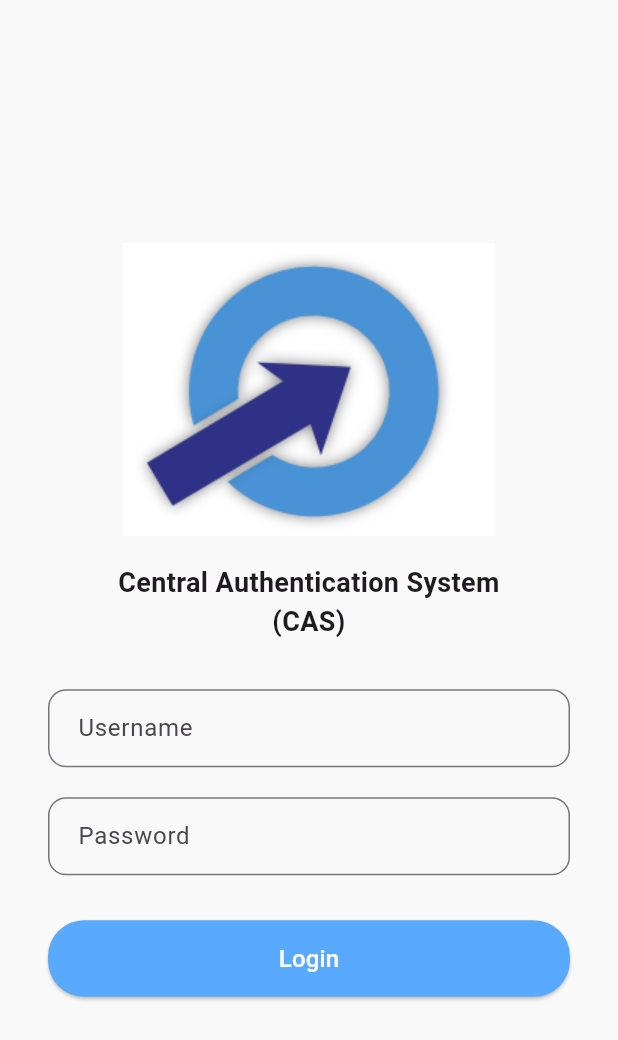
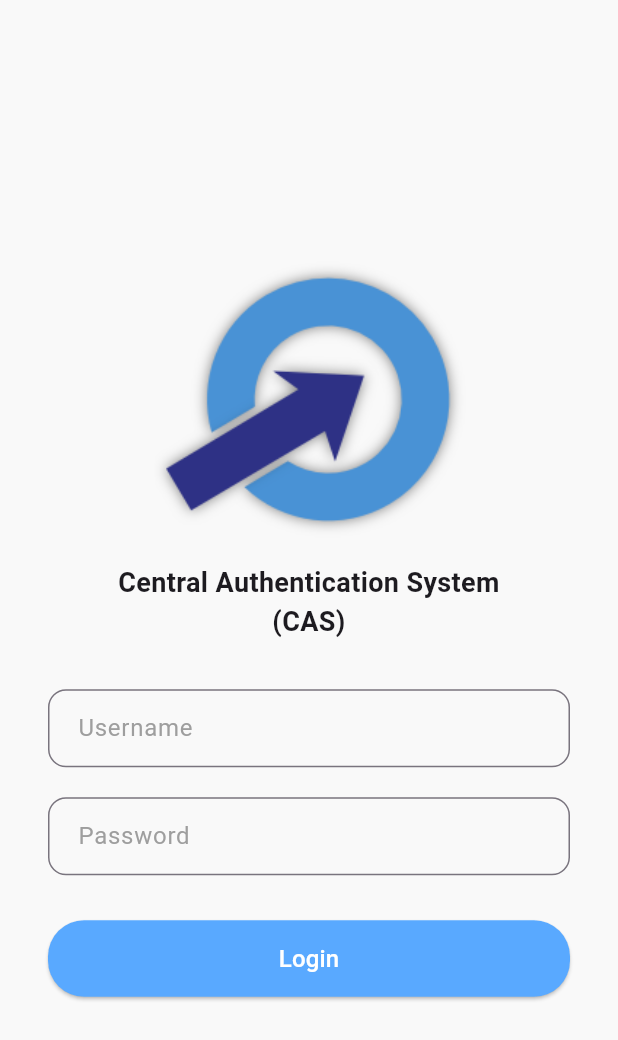
Before and after one commit to bilef23/MIS-bachelor-thesis-app, a Flutter app: the screen it shows after launch, after a tap on "Најава", on a phone screen of 412 x 824 dp. Shown: the top 1040 px of the screen. Run offline on Flutter 3.47's test engine with Material 3 defaults, Android fonts, the phone set to English and light mode, and no system bars; our stand-ins replace open_file, shared_preferences; accounts and stored records are empty; Roboto replaces fonts that are missing (SFProRounded).

Commit message:
Add disabled buttons and information for non existing documents, center and change icon in procedure, fix multiline navigation bar item texts, remove purple outline and purple text color for selected buttons for login and logout, improve CAS logo

```diff
--- a/lib/models/thesis.dart
+++ b/lib/models/thesis.dart
@@ -8,7 +8,7 @@ class Thesis {
   final String? date;
   final String? approvalStatus;
   final String? description;
-  final String fileUrl;
+  final String? fileUrl;
 
   Thesis({
     required this.title,
@@ -20,6 +20,6 @@ class Thesis {
     this.date,
     this.approvalStatus,
     this.description,
-    String? fileUrl,
-  }) : fileUrl = fileUrl ?? '$studentIndex.pdf';
+    this.fileUrl,
+  });
 }
--- a/lib/models/thesis_approval.dart
+++ b/lib/models/thesis_approval.dart
@@ -8,7 +8,7 @@ class ThesisApproval {
   final int creditsApplied;
   final int totalCredits;
   final bool isDocumentationAvailable;
-  final String fileUrl;
+  final String? fileUrl;
 
   ThesisApproval(
       {required this.index,
@@ -20,6 +20,5 @@ class ThesisApproval {
       required this.creditsApplied,
       required this.totalCredits,
       required this.isDocumentationAvailable,
-      String? fileUrl})
-      : fileUrl = fileUrl ?? '$index.pdf';
+      this.fileUrl});
 }
--- a/lib/screens/login_screen.dart
+++ b/lib/screens/login_screen.dart
@@ -1,5 +1,5 @@
 import 'package:flutter/material.dart';
-import '../services/authentication_service.dart'; // or authentication_service.dart
+import '../services/authentication_service.dart';
 import '../screens/thesis_process_screen.dart';
 
 class CasLoginScreen extends StatefulWidget {
@@ -26,7 +26,7 @@ class _CasLoginScreenState extends State<CasLoginScreen> {
       Navigator.pushAndRemoveUntil(
         context,
         MaterialPageRoute(builder: (_) => const ThesisProcessScreen()),
-            (route) => false,
+        (route) => false,
       );
     } catch (e) {
       ScaffoldMessenger.of(context).showSnackBar(
@@ -48,7 +48,7 @@ class _CasLoginScreenState extends State<CasLoginScreen> {
             mainAxisAlignment: MainAxisAlignment.center,
             children: [
               Image.asset(
-                'assets/images/cas_logo.png', // Replace with your logo
+                'assets/images/cas_logo.png',
                 height: 200,
               ),
               const SizedBox(height: 16),
@@ -58,32 +58,45 @@ class _CasLoginScreenState extends State<CasLoginScreen> {
                 style: TextStyle(fontWeight: FontWeight.w600, fontSize: 18),
               ),
               const SizedBox(height: 32),
-
               TextField(
                 controller: _usernameController,
                 decoration: InputDecoration(
                   labelText: 'Username',
+                  labelStyle: const TextStyle(color: Colors.grey),
+                  floatingLabelStyle: const TextStyle(color: Colors.grey),
                   border: OutlineInputBorder(
                     borderRadius: BorderRadius.circular(12),
+                    borderSide: const BorderSide(color: Colors.grey),
                   ),
-                  contentPadding: const EdgeInsets.symmetric(horizontal: 16, vertical: 14),
+                  focusedBorder: OutlineInputBorder(
+                    borderRadius: BorderRadius.circular(12),
+                    borderSide: const BorderSide(color: Colors.grey),
+                  ),
+                  contentPadding:
+                      const EdgeInsets.symmetric(horizontal: 16, vertical: 14),
                 ),
               ),
               const SizedBox(height: 20),
-
               TextField(
                 controller: _passwordController,
                 obscureText: true,
                 decoration: InputDecoration(
                   labelText: 'Password',
+                  labelStyle: const TextStyle(color: Colors.grey),
+                  floatingLabelStyle: const TextStyle(color: Colors.grey),
                   border: OutlineInputBorder(
                     borderRadius: BorderRadius.circular(12),
+                    borderSide: const BorderSide(color: Colors.grey),
                   ),
-                  contentPadding: const EdgeInsets.symmetric(horizontal: 16, vertical: 14),
+                  focusedBorder: OutlineInputBorder(
+                    borderRadius: BorderRadius.circular(12),
+                    borderSide: const BorderSide(color: Colors.grey),
+                  ),
+                  contentPadding:
+                      const EdgeInsets.symmetric(horizontal: 16, vertical: 14),
                 ),
               ),
               const SizedBox(height: 30),
-
               SizedBox(
                 width: double.infinity,
                 child: ElevatedButton(
@@ -98,9 +111,9 @@ class _CasLoginScreenState extends State<CasLoginScreen> {
                   child: _isLoading
                       ? const CircularProgressIndicator(color: Colors.white)
                       : const Text(
-                    'Login',
-                    style: TextStyle(fontSize: 16, color: Colors.white),
-                  ),
+                          'Login',
+                          style: TextStyle(fontSize: 16, color: Colors.white),
+                        ),
                 ),
               ),
             ],
--- a/lib/screens/thesis_process_details_screen.dart
+++ b/lib/screens/thesis_process_details_screen.dart
@@ -3,7 +3,6 @@ import '../models/thesis_step.dart';
 import '../widgets/app_header.dart';
 import '../widgets/bottom_nav_bar.dart';
 import '../utils/navigation_helper.dart';
-import '../services/authentication_service.dart'; // if needed
 
 class ThesisStepDetailScreen extends StatelessWidget {
   final ThesisStep step;
--- a/lib/services/thesis_approval_service.dart
+++ b/lib/services/thesis_approval_service.dart
@@ -13,7 +13,7 @@ class ThesisApprovalService {
           creditsApplied: 240,
           totalCredits: 240,
           isDocumentationAvailable: true,
-      ),
+          fileUrl: "211097.pdf"),
       ThesisApproval(
         index: '211079',
         studentName: 'Тамара Стојанова',
--- a/lib/services/thesis_download_service.dart
+++ b/lib/services/thesis_download_service.dart
@@ -12,7 +12,6 @@ class ThesisDownloadService {
       final tempPath = '${directory.path}/$fileName';
 
       final file = File(tempPath);
-      print(tempPath);
 
       await file.writeAsBytes(data.buffer.asUint8List());
       await OpenFile.open(tempPath);
--- a/lib/services/thesis_list_service.dart
+++ b/lib/services/thesis_list_service.dart
@@ -29,7 +29,7 @@ class ThesisListService {
         approvalStatus: "Одобрена",
         description:
             "Проект за анализа на генеративни модели за создавање на слики, со посебен фокус на DALL·E и Midjourney.",
-        fileUrl: null,
+        fileUrl: "211097.pdf",
       ),
       Thesis(
         title:
--- a/lib/widgets/app_header.dart
+++ b/lib/widgets/app_header.dart
@@ -45,7 +45,7 @@ class _AppHeaderState extends State<AppHeader> {
     );
 
     if (result == true) {
-      await _loadUser(); // Reload user after successful login
+      await _loadUser();
     }
   }
 
@@ -91,6 +91,9 @@ class _AppHeaderState extends State<AppHeader> {
                           onPressed: _handleLogout,
                           icon: const Icon(Icons.logout, color: Colors.grey),
                           label: const Text("Одјава"),
+                          style: TextButton.styleFrom(
+                            foregroundColor: Colors.grey,
+                          ),
                         ),
                       ],
                     )
@@ -98,6 +101,9 @@ class _AppHeaderState extends State<AppHeader> {
                       onPressed: _handleLogin,
                       icon: const Icon(Icons.login, color: Colors.grey),
                       label: const Text("Најава"),
+                      style: TextButton.styleFrom(
+                        foregroundColor: Colors.grey,
+                      ),
                     ),
             ),
           ),
--- a/lib/widgets/bottom_nav_bar.dart
+++ b/lib/widgets/bottom_nav_bar.dart
@@ -27,11 +27,11 @@ class CustomBottomNavBar extends StatelessWidget {
         ),
         BottomNavigationBarItem(
           icon: Icon(Icons.edit),
-          label: 'Процедура за дипломска',
+          label: 'Процедура',
         ),
         BottomNavigationBarItem(
           icon: Icon(Icons.list_alt),
-          label: 'Листа на дипломски',
+          label: 'Листа',
         ),
       ];
     } else {
@@ -42,7 +42,7 @@ class CustomBottomNavBar extends StatelessWidget {
         ),
         BottomNavigationBarItem(
           icon: Icon(Icons.list),
-          label: 'Листа на дипломски',
+          label: 'Листа',
         ),
       ];
     }
```
Also changed, not shown: lib/screens/thesis_approval_screen.dart (+50 -10 lines), lib/screens/thesis_detail_screen.dart (+38 -10 lines), lib/screens/thesis_procedure_screen.dart (+10 -6 lines), assets/images/cas_logo.png. Lines whose indentation alone changed are shown as unchanged.
